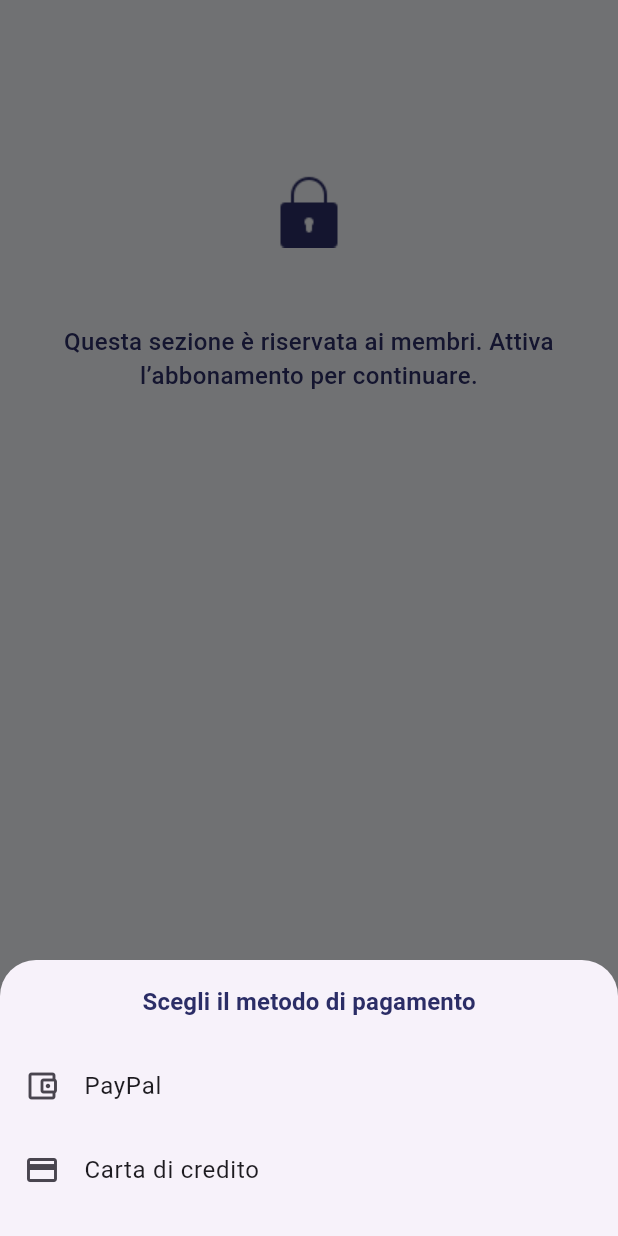
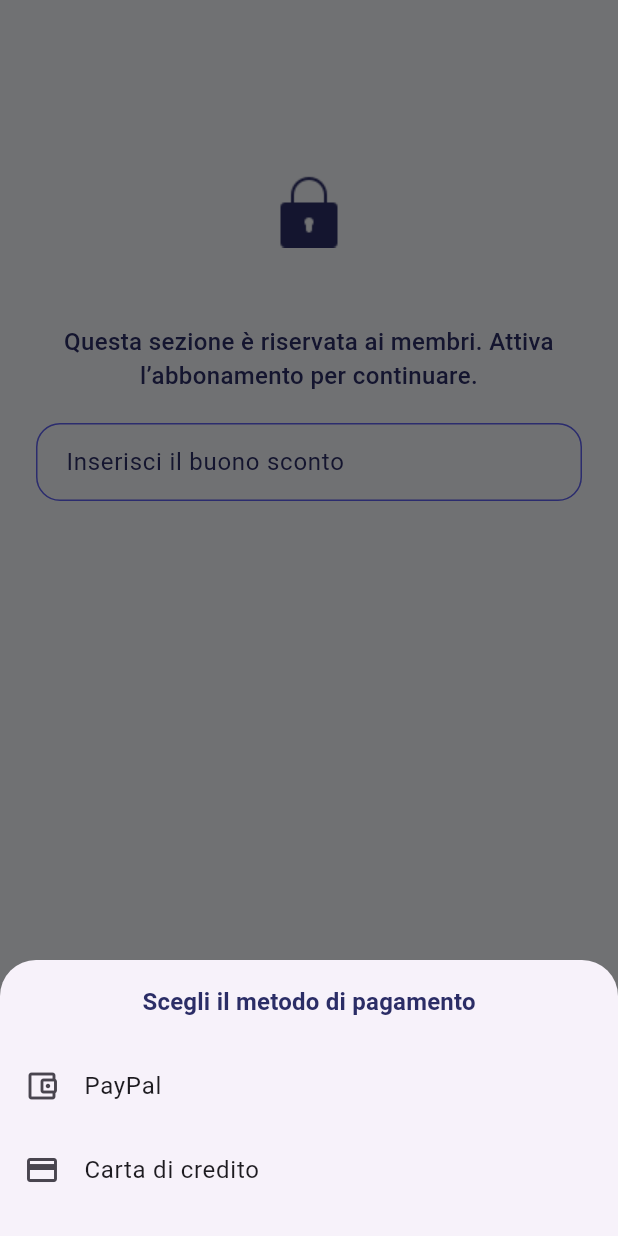
Before and after one commit to anish77/PharmaBox, a Flutter app: the NonAutorizzato widget shown alone on an empty page, opened directly, after a tap on "Diventa membro", on a phone screen of 412 x 824 dp. Run offline on Flutter 3.47's test engine with Material 3 defaults, Android fonts, the phone set to English and light mode, and no system bars; our stand-ins replace cloud_firestore, firebase_auth, firebase_core, flutter_bloc, flutter_blue_plus, flutter_riverpod and 5 more; accounts and stored records are empty.

Commit message:
la logica per lo sconto

```diff
--- a/lib/data/constants.dart
+++ b/lib/data/constants.dart
@@ -1,6 +1,7 @@
 import 'package:flutter/widgets.dart';
 
 const kAbbonamento = 199;
+const kBuonoSconto = "123SCONTO";
 const kFarmadatiUsername = 'BDF203348XC';
 const kFarmadatiPassword = 'epxD67iZR';
 
--- a/lib/widgets/non_autorizzato.dart
+++ b/lib/widgets/non_autorizzato.dart
@@ -2,8 +2,26 @@ import 'package:flutter/material.dart';
 import 'package:pharma_box/data/constants.dart';
 import 'package:pharma_box/widgets/custom_button.dart';
 
-class NonAutorizzato extends StatelessWidget {
+class NonAutorizzato extends StatefulWidget {
   const NonAutorizzato({super.key});
+
+  @override
+  State<NonAutorizzato> createState() => _NonAutorizzatoState();
+}
+
+class _NonAutorizzatoState extends State<NonAutorizzato> {
+  static const String _validCoupon = '123SCONTO';
+  static const double _discountPercent = 0.10;
+
+  final TextEditingController _couponController = TextEditingController();
+  bool _couponValid = false;
+  String? _couponMessage;
+
+  @override
+  void dispose() {
+    _couponController.dispose();
+    super.dispose();
+  }
 
   @override
   Widget build(BuildContext context) {
@@ -28,25 +46,148 @@ class NonAutorizzato extends StatelessWidget {
               color: kBluScuro,
             ),
           ),
+          const SizedBox(height: 20),
+          TextField(
+            controller: _couponController,
+            textInputAction: TextInputAction.done,
+            onChanged: (_) {
+              if (_couponValid || _couponMessage != null) {
+                setState(() {
+                  _couponValid = false;
+                  _couponMessage = null;
+                });
+              }
+            },
+            onSubmitted: _validateCoupon,
+            decoration: InputDecoration(
+              labelText: 'Inserisci il buono sconto',
+              labelStyle: const TextStyle(color: kBluScuro),
+              hintText: 'Codice buono',
+              contentPadding: const EdgeInsets.symmetric(
+                horizontal: 16,
+                vertical: 14,
+              ),
+              border: _buildBorder(color: kPrimary),
+              enabledBorder: _effectiveBorder(),
+              focusedBorder: _effectiveBorder(width: 2),
+              suffixIcon:
+                  _couponValid
+                      ? const Icon(Icons.check_circle, color: Colors.green)
+                      : null,
+            ),
+          ),
+          if (_couponMessage != null)
+            Padding(
+              padding: const EdgeInsets.only(top: 8),
+              child: Text(
+                _couponMessage!,
+                style: TextStyle(
+                  color: _couponValid ? Colors.green : Colors.red,
+                  fontWeight: FontWeight.w500,
+                ),
+              ),
+            ),
           const Spacer(),
           Text(
-            'Piano annuale 199€/anno',
+            _buildPriceLabel(),
             style: Theme.of(context).textTheme.bodyMedium?.copyWith(
               fontSize: 16,
-                  color: kBluScuro,
+              color: _couponValid ? Colors.green : kBluScuro,
               fontWeight: FontWeight.w600,
             ),
+            textAlign: TextAlign.center,
           ),
           const SizedBox(height: 16),
           CustomButton(
             title: 'Diventa membro',
             titleColor: Colors.white,
             backgroundColor: kPrimary,
-            onPressed: () => _showPaymentOptions(context),
+            onPressed: () => _handleSubscription(context),
           ),
         ],
       ),
     );
+  }
+
+  Future<void> _handleSubscription(BuildContext context) async {
+    _validateCoupon(_couponController.text);
+
+    final hasCode = _couponController.text.trim().isNotEmpty;
+    if (hasCode && !_couponValid) {
+      ScaffoldMessenger.of(
+        context,
+      ).showSnackBar(const SnackBar(content: Text('Il buono non è corretto.')));
+      return;
+    }
+
+    if (_couponValid) {
+      final double basePrice = kAbbonamento.toDouble();
+      final double discountedPrice = basePrice * (1 - _discountPercent);
+      ScaffoldMessenger.of(context).showSnackBar(
+        SnackBar(
+          content: Text(
+            'Buono applicato: da ${basePrice.toStringAsFixed(2)}€ a ${discountedPrice.toStringAsFixed(2)}€',
+          ),
+        ),
+      );
+    }
+
+    await _showPaymentOptions(context);
+  }
+
+  void _validateCoupon(String value) {
+    final code = value.trim().toUpperCase();
+    if (code.isEmpty) {
+      setState(() {
+        _couponValid = false;
+        _couponMessage = null;
+      });
+      return;
+    }
+
+    if (code == _validCoupon) {
+      setState(() {
+        _couponValid = true;
+        _couponMessage = 'Buono applicato (-10%)';
+        _couponController.value = _couponController.value.copyWith(
+          text: code,
+          selection: TextSelection.collapsed(offset: code.length),
+        );
+      });
+    } else {
+      setState(() {
+        _couponValid = false;
+        _couponMessage = 'Il buono non è corretto';
+      });
+    }
+  }
+
+  OutlineInputBorder _buildBorder({required Color color, double width = 1}) {
+    return OutlineInputBorder(
+      borderRadius: BorderRadius.circular(16),
+      borderSide: BorderSide(color: color, width: width),
+    );
+  }
+
+  OutlineInputBorder _effectiveBorder({double width = 1}) {
+    final Color color;
+    if (_couponValid) {
+      color = Colors.green;
+    } else if (_couponMessage != null) {
+      color = Colors.red;
+    } else {
+      color = kPrimary;
+    }
+    return _buildBorder(color: color, width: width);
+  }
+
+  String _buildPriceLabel() {
+    final double basePrice = kAbbonamento.toDouble();
+    if (_couponValid) {
+      final double discountedPrice = basePrice * (1 - _discountPercent);
+      return 'Piano annuale ${basePrice.toStringAsFixed(2)}€ → ${discountedPrice.toStringAsFixed(2)}€';
+    }
+    return 'Piano annuale ${basePrice.toStringAsFixed(2)}€';
   }
 
   Future<void> _showPaymentOptions(BuildContext context) async {
@@ -89,14 +230,18 @@ class NonAutorizzato extends StatelessWidget {
               ListTile(
                 leading: const Icon(Icons.account_balance_wallet_outlined),
                 title: const Text('PayPal'),
-                onTap: () => Navigator.of(bottomSheetContext)
-                    .pop(_PaymentOption.paypal),
+                onTap:
+                    () => Navigator.of(
+                      bottomSheetContext,
+                    ).pop(_PaymentOption.paypal),
               ),
               ListTile(
                 leading: const Icon(Icons.credit_card),
                 title: const Text('Carta di credito'),
-                onTap: () => Navigator.of(bottomSheetContext)
-                    .pop(_PaymentOption.creditCard),
+                onTap:
+                    () => Navigator.of(
+                      bottomSheetContext,
+                    ).pop(_PaymentOption.creditCard),
               ),
               const SizedBox(height: 16),
             ],
@@ -131,9 +276,7 @@ class NonAutorizzato extends StatelessWidget {
 
     if (proceed == true) {
       ScaffoldMessenger.of(context).showSnackBar(
-        const SnackBar(
-          content: Text('Reindirizzamento a PayPal...'),
-        ),
+        const SnackBar(content: Text('Reindirizzamento a PayPal...')),
       );
       // TODO: integrare la chiamata al gateway PayPal.
     }
@@ -158,7 +301,9 @@ class NonAutorizzato extends StatelessWidget {
                 mainAxisSize: MainAxisSize.min,
                 children: [
                   TextFormField(
-                    decoration: const InputDecoration(labelText: 'Numero carta'),
+                    decoration: const InputDecoration(
+                      labelText: 'Numero carta',
+                    ),
                     keyboardType: TextInputType.number,
                     maxLength: 19,
                     validator: (value) {
@@ -170,7 +315,9 @@ class NonAutorizzato extends StatelessWidget {
                     onSaved: (value) => cardNumber = value!.trim(),
                   ),
                   TextFormField(
-                    decoration: const InputDecoration(labelText: 'Intestatario'),
+                    decoration: const InputDecoration(
+                      labelText: 'Intestatario',
+                    ),
                     textCapitalization: TextCapitalization.words,
                     validator: (value) {
                       if (value == null || value.trim().isEmpty) {
@@ -181,7 +328,9 @@ class NonAutorizzato extends StatelessWidget {
                     onSaved: (value) => holderName = value!.trim(),
                   ),
                   TextFormField(
-                    decoration: const InputDecoration(labelText: 'Scadenza (MM/AA)'),
+                    decoration: const InputDecoration(
+                      labelText: 'Scadenza (MM/AA)',
+                    ),
                     keyboardType: TextInputType.datetime,
                     validator: (value) {
                       if (value == null || value.trim().isEmpty) {
@@ -229,9 +378,7 @@ class NonAutorizzato extends StatelessWidget {
 
     if (confirmed == true) {
       ScaffoldMessenger.of(context).showSnackBar(
-        const SnackBar(
-          content: Text('Pagamento con carta in elaborazione...'),
-        ),
+        const SnackBar(content: Text('Pagamento con carta in elaborazione...')),
       );
       debugPrint(
         'Dati carta -> numero: $cardNumber, intestatario: $holderName, scadenza: $expiration, cvv: $cvv',
```
Lines whose indentation alone changed are shown as unchanged.
